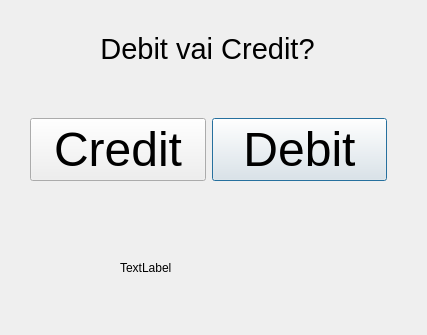
tvt24kmo-project/group_15, file bank-automat/debitorcredit.ui: the form before one commit.
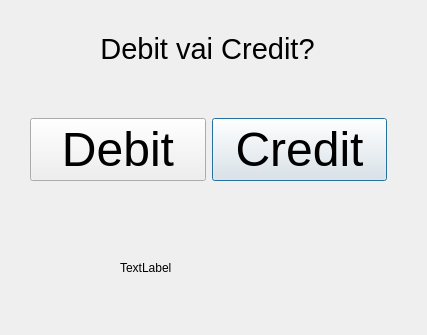
The form after the commit.

```diff
--- a/bank-automat/debitorcredit.ui
+++ b/bank-automat/debitorcredit.ui
@@ -33,7 +33,7 @@
          </font>
         </property>
         <property name="text">
-         <string>Debit</string>
+         <string>Credit</string>
         </property>
        </widget>
       </item>
@@ -45,7 +45,7 @@
          </font>
         </property>
         <property name="text">
-         <string>Credit</string>
+         <string>Debit</string>
         </property>
        </widget>
       </item>
```
